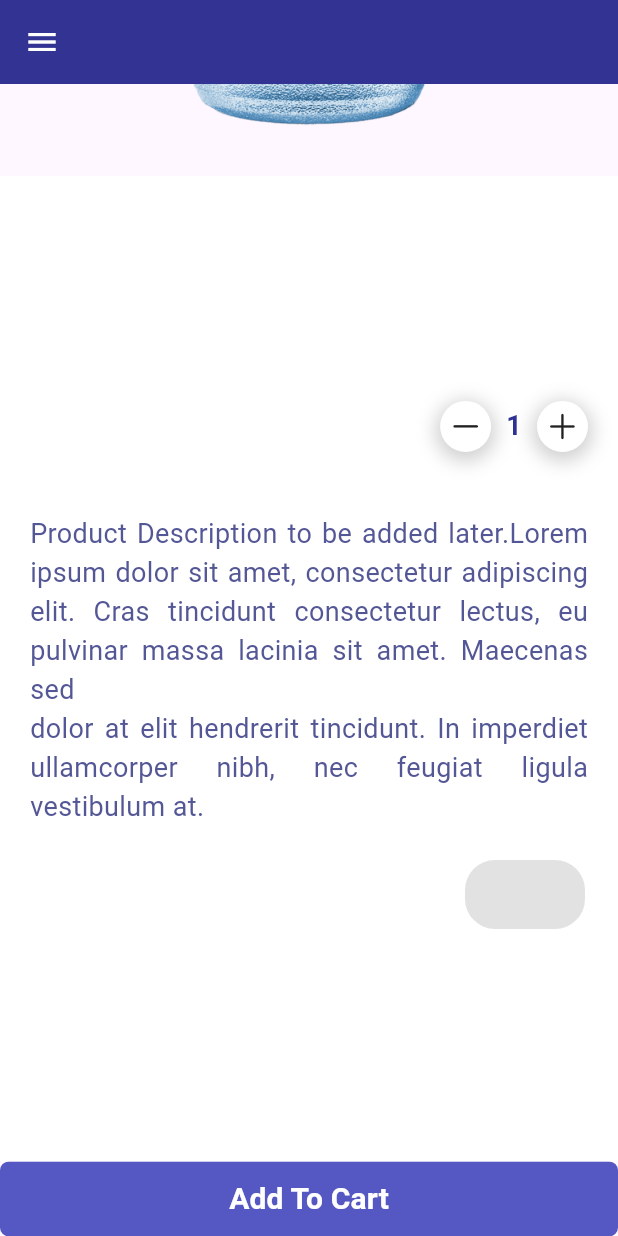
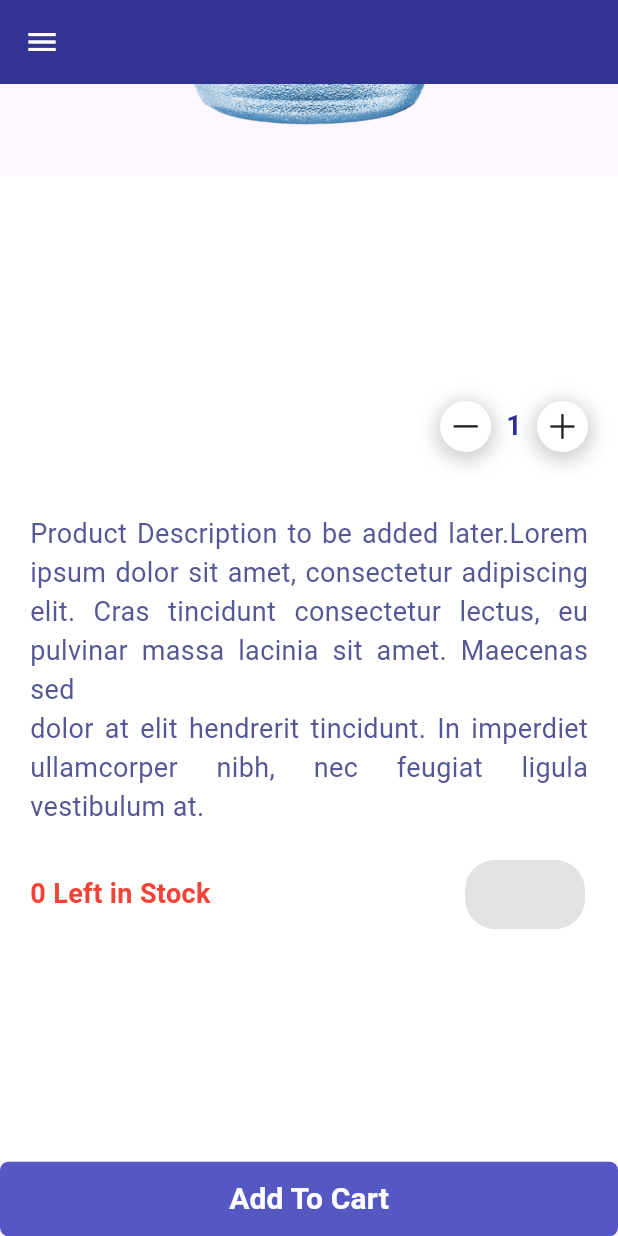
Before and after one commit to devfaizan/venorawatersupply-android, a Flutter app: the ProductDetailScreen screen opened directly with empty values, scrolled down 298 dp, on a phone screen of 412 x 824 dp. Run offline on Flutter 3.47's test engine with Material 3 defaults, Android fonts, the phone set to English and light mode, and no system bars; our stand-ins replace fluttertoast, image_picker, modal_progress_hud_nsn, shared_preferences; missing offline and left inert: clippy_flutter; accounts and stored records are empty; network calls fail.

Commit message:
added product quantity

```diff
--- a/lib/screens/productdetail.dart
+++ b/lib/screens/productdetail.dart
@@ -21,12 +21,14 @@ class ProductDetailScreen extends StatefulWidget {
   final String productName;
   final String productAmount;
   final String productStatus;
+  final int productQuantity;
   const ProductDetailScreen({
     Key? key,
     required this.productID,
     required this.productName,
     required this.productAmount,
     required this.productStatus,
+    required this.productQuantity,
   }) : super(key: key);
 
   @override
@@ -433,8 +435,22 @@ class _ProductDetailScreenState extends State<ProductDetailScreen> {
                     ),
                     smolgapH,
                     Row(
-                      mainAxisAlignment: MainAxisAlignment.end,
+                      mainAxisAlignment: MainAxisAlignment.spaceBetween,
                       children: [
+                        Row(
+                          children: [
+                            Text(
+                              '${widget.productQuantity} Left in Stock',
+                              style: TextStyle(
+                                fontSize: 18,
+                                fontWeight: FontWeight.bold,
+                                color: widget.productQuantity >= 10
+                                    ? Color.fromRGBO(46, 146, 83, 1)
+                                    : Colors.red,
+                              ),
+                            ),
+                          ],
+                        ),
                         Container(
                           margin: EdgeInsets.symmetric(horizontal: 2.0),
                           padding: EdgeInsets.symmetric(
```
